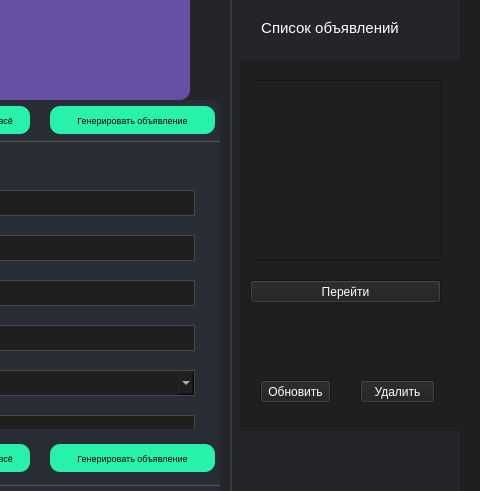
Old version of the form AdForgeUIv2/UI/1.ui in the repository Madic228/AdForgeAI; both pictures show x 470 to 950 and y 150 to 641 of the 950 by 800 pixel window.
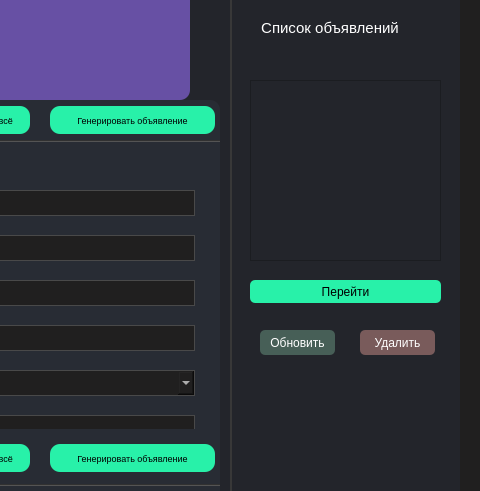
New version of the form. Icons and pictures are not drawn.

Commit message: дизайн списка объявлений

```diff
--- a/AdForgeUIv2/UI/1.ui
+++ b/AdForgeUIv2/UI/1.ui
@@ -1622,10 +1622,14 @@
      <rect>
       <x>510</x>
       <y>140</y>
-      <width>221</width>
+      <width>211</width>
       <height>371</height>
      </rect>
     </property>
+    <property name="styleSheet">
+     <string notr="true">background-color: #23252B;
+</string>
+    </property>
     <widget class="QListWidget" name="adListWidget">
      <property name="geometry">
       <rect>
@@ -1645,6 +1649,12 @@
        <height>23</height>
       </rect>
      </property>
+     <property name="styleSheet">
+      <string notr="true">border:solid;
+border-radius:5px;
+background-color:#28F1A9;
+color:black;</string>
+     </property>
      <property name="text">
       <string>Перейти</string>
      </property>
@@ -1659,11 +1669,17 @@
      <property name="geometry">
       <rect>
        <x>120</x>
-       <y>320</y>
+       <y>270</y>
        <width>75</width>
-       <height>23</height>
+       <height>25</height>
       </rect>
      </property>
+     <property name="styleSheet">
+      <string notr="true">border:solid;
+border-radius:5px;
+background-color:#795B5B;
+</string>
+     </property>
      <property name="text">
       <string>Удалить</string>
      </property>
@@ -1675,11 +1691,17 @@
      <property name="geometry">
       <rect>
        <x>20</x>
-       <y>320</y>
-       <width>71</width>
-       <height>23</height>
+       <y>270</y>
+       <width>75</width>
+       <height>25</height>
       </rect>
      </property>
+     <property name="styleSheet">
+      <string notr="true">border: solid;
+border-radius:5px;
+background-color:#475F57;
+</string>
+     </property>
      <property name="text">
       <string>Обновить</string>
      </property>
```
Left out of the diff: 4 changed lines with no effect on the pictures.
